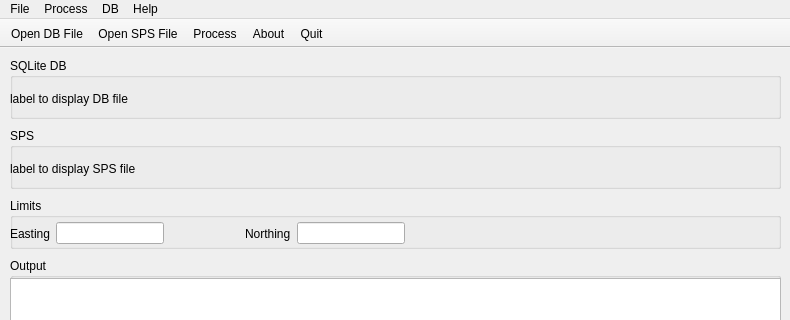
Old version of the form ui/UIMainWindowForm.ui in the repository mysiar/seismic-offset-check; both pictures show x 0 to 790 and y 0 to 320 of the 790 by 545 pixel window.
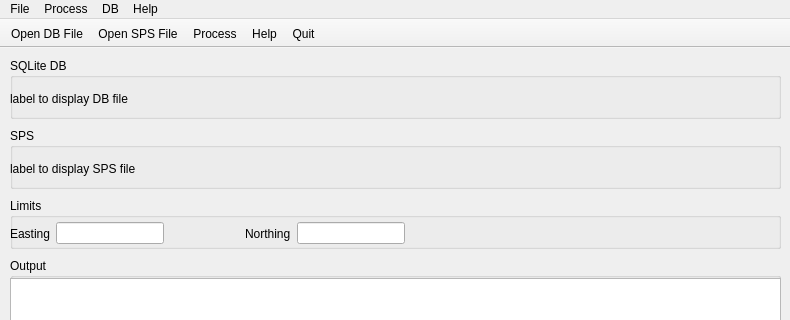
New version of the form. Icons and pictures are not drawn.

Commit message: #master: toolbar updated for new release, no about, replaced with help

Patch:
```diff
--- a/ui/UIMainWindowForm.ui
+++ b/ui/UIMainWindowForm.ui
@@ -284,7 +284,7 @@
    <addaction name="actionOpen_DB_File"/>
    <addaction name="actionOpen_SPS_File"/>
    <addaction name="actionProcess"/>
-   <addaction name="actionAbout"/>
+   <addaction name="actionHelp"/>
    <addaction name="actionQuit"/>
   </widget>
   <widget class="QMenuBar" name="menubar">
```
The commit also changes 2 other files.
